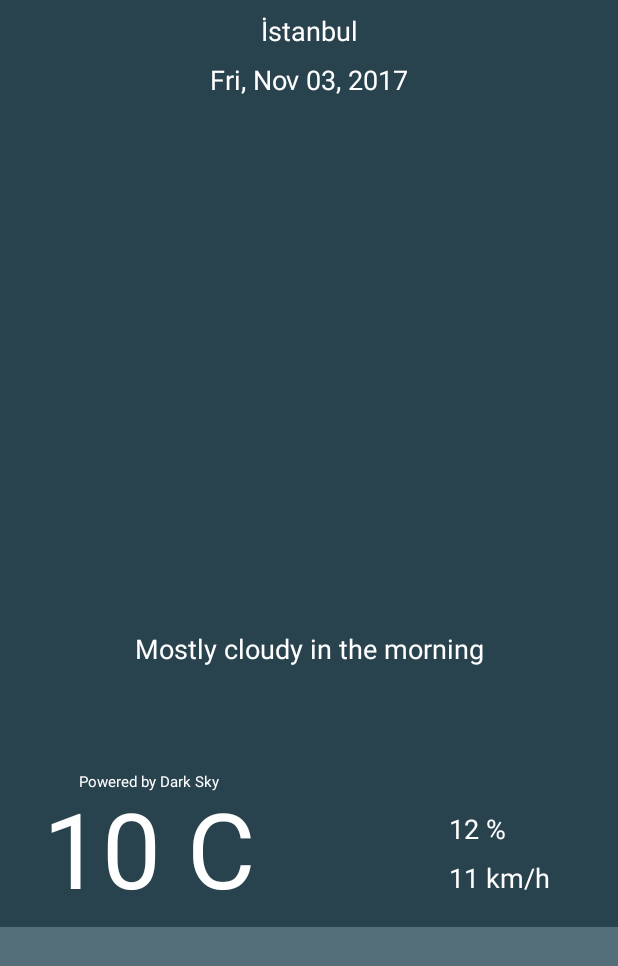
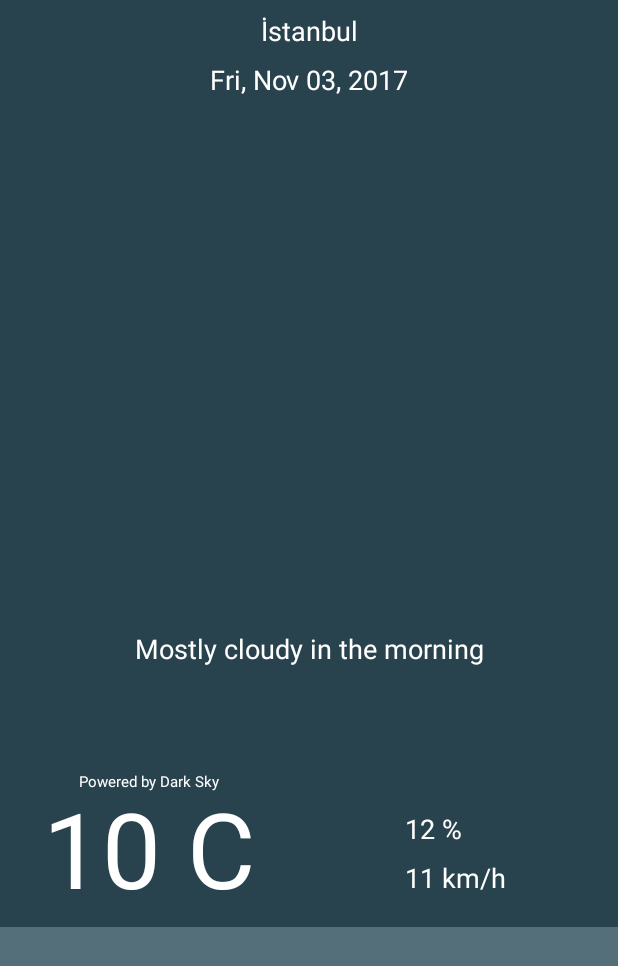
Before and after one commit to ardaozceviz/KotlinWeather, an Android app: the layout activity_main.xml on its own in the app's theme, with its tools: preview values and no code run, on a phone screen of 412 x 824 dp. Shown: the top 966 px of the screen. Run offline under Robolectric (Android 15) with nearby library versions, the phone set to English and light mode, and no system bars.

Commit message:
minor UI improvements

```diff
--- a/app/src/main/java/com/ardaozceviz/weather/view/mappers/ForecastDataMapper.kt
+++ b/app/src/main/java/com/ardaozceviz/weather/view/mappers/ForecastDataMapper.kt
@@ -27,7 +27,7 @@ class ForecastDataMapper(forecastDataModel: ForecastDataModel) {
         celsiusTemperature = ForecastCommonMapper.fahrenheitToCelsius(fahrenheit)
         iconName = ForecastCommonMapper.getIcon(condition)
         weatherDescription = forecastDataModel.currently.summary
-        humidity = forecastDataModel.currently.humidity.toString()
+        humidity = ForecastCommonMapper.calculateHumidity(forecastDataModel.currently.humidity)
         wind = ForecastCommonMapper.calculateWind(forecastDataModel.currently.windSpeed)
     }
 }
--- a/app/src/main/java/com/ardaozceviz/weather/view/mappers/ForecastItemMapper.kt
+++ b/app/src/main/java/com/ardaozceviz/weather/view/mappers/ForecastItemMapper.kt
@@ -24,7 +24,7 @@ class ForecastItemMapper(forecast: Data) {
         dateTimeString = ForecastCommonMapper.unixToDate(forecast.time.toLong())
         iconName = ForecastCommonMapper.dayConditionToIcon(forecast.icon)
         weatherDescription = forecast.summary
-        humidity = forecast.humidity.toString()
+        humidity = ForecastCommonMapper.calculateHumidity(forecast.humidity)
         wind = ForecastCommonMapper.calculateWind(forecast.windSpeed)
     }
 }
--- a/app/src/main/res/layout/activity_main.xml
+++ b/app/src/main/res/layout/activity_main.xml
@@ -27,8 +27,8 @@
 
         <ImageView
             android:id="@+id/main_view_image"
-            android:layout_width="190dp"
-            android:layout_height="190dp"
+            android:layout_width="200dp"
+            android:layout_height="200dp"
             android:layout_marginBottom="8dp"
             android:layout_marginEnd="32dp"
             android:layout_marginStart="32dp"
@@ -128,11 +128,9 @@
 
         <TextView
             android:id="@+id/main_view_wind"
-            android:layout_width="wrap_content"
+            android:layout_width="0dp"
             android:layout_height="wrap_content"
             android:layout_marginEnd="16dp"
-            android:layout_marginLeft="8dp"
-            android:layout_marginRight="16dp"
             android:layout_marginStart="8dp"
             android:textColor="@color/colorText"
             android:textSize="18sp"
@@ -144,14 +142,15 @@
 
         <TextView
             android:id="@+id/main_view_humidity"
-            android:layout_width="wrap_content"
+            android:layout_width="0dp"
             android:layout_height="wrap_content"
+            android:layout_marginEnd="16dp"
+            android:layout_marginStart="8dp"
             android:textColor="@color/colorText"
             android:textSize="18sp"
             app:layout_constraintBottom_toBottomOf="@+id/main_view_humidity_icon"
-            app:layout_constraintEnd_toEndOf="@+id/main_view_wind"
-            app:layout_constraintHorizontal_bias="0.0"
-            app:layout_constraintStart_toStartOf="@+id/main_view_wind"
+            app:layout_constraintEnd_toEndOf="parent"
+            app:layout_constraintStart_toEndOf="@+id/main_view_humidity_icon"
             app:layout_constraintTop_toTopOf="@+id/main_view_humidity_icon"
             tools:text="12 %" />
 
```
Also changed, not shown: app/src/main/java/com/ardaozceviz/weather/view/mappers/ForecastCommonMapper.kt (+8 -0 lines).
